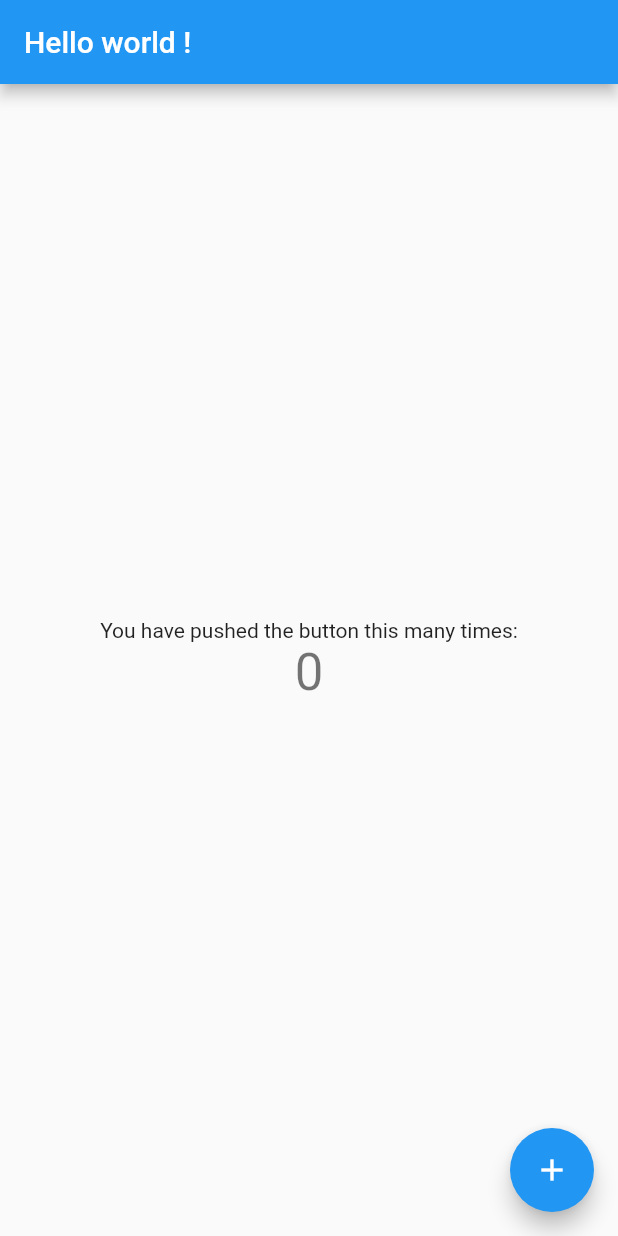
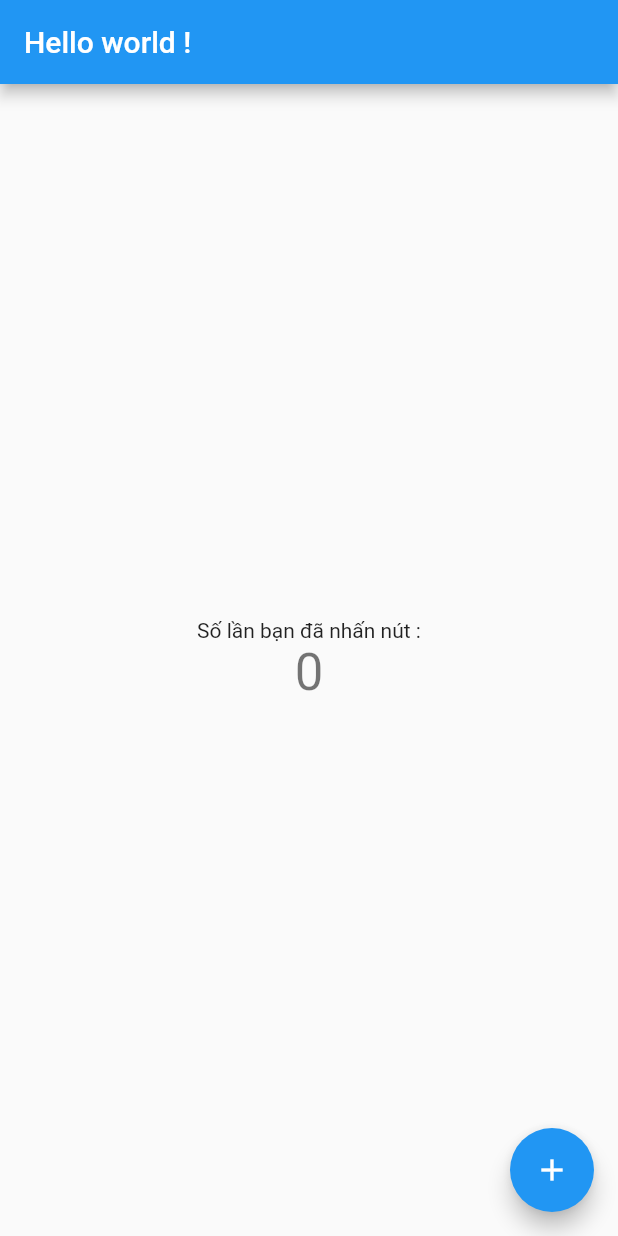
Before and after one commit to Lap2000/test_screen, a Flutter app: the screen it shows after launch, on a phone screen of 412 x 824 dp. Run offline on Flutter 3.47's test engine with Material 2 defaults, Android fonts, the phone set to English and light mode, and no system bars.

```diff
--- a/lib/main.dart
+++ b/lib/main.dart
@@ -96,7 +96,7 @@ class _MyHomePageState extends State<MyHomePage> {
           mainAxisAlignment: MainAxisAlignment.center,
           children: <Widget>[
             const Text(
-              'You have pushed the button this many times:',
+              'Số lần bạn đã nhấn nút :',
             ),
             Text(
               '$_counter',
```
